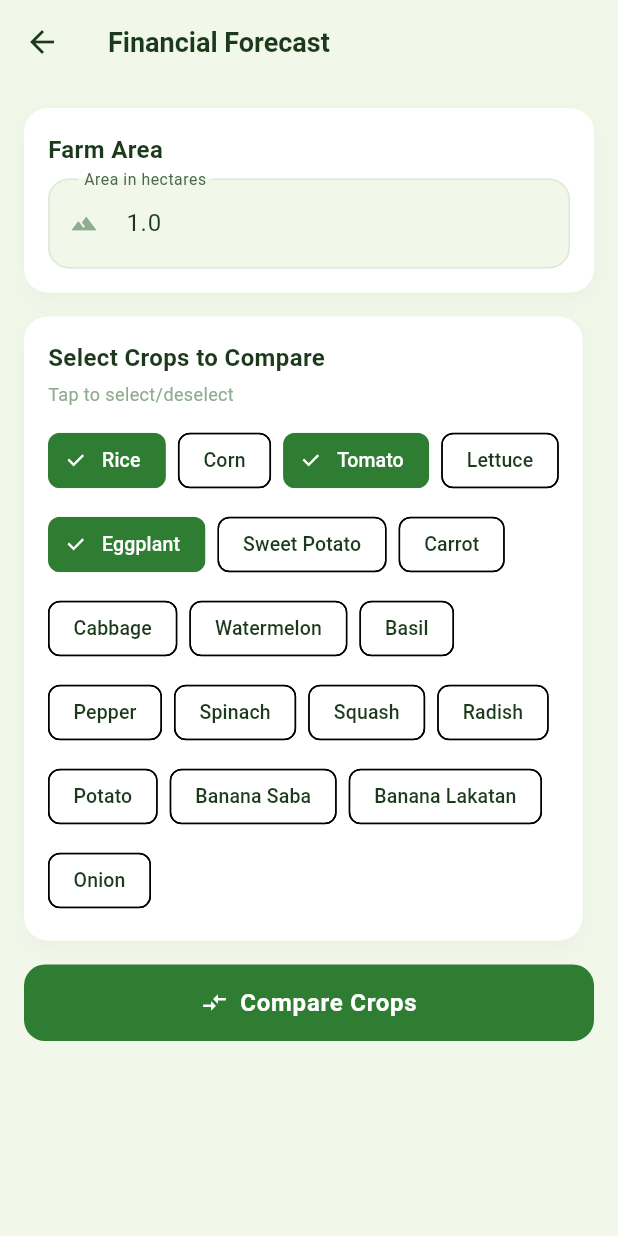
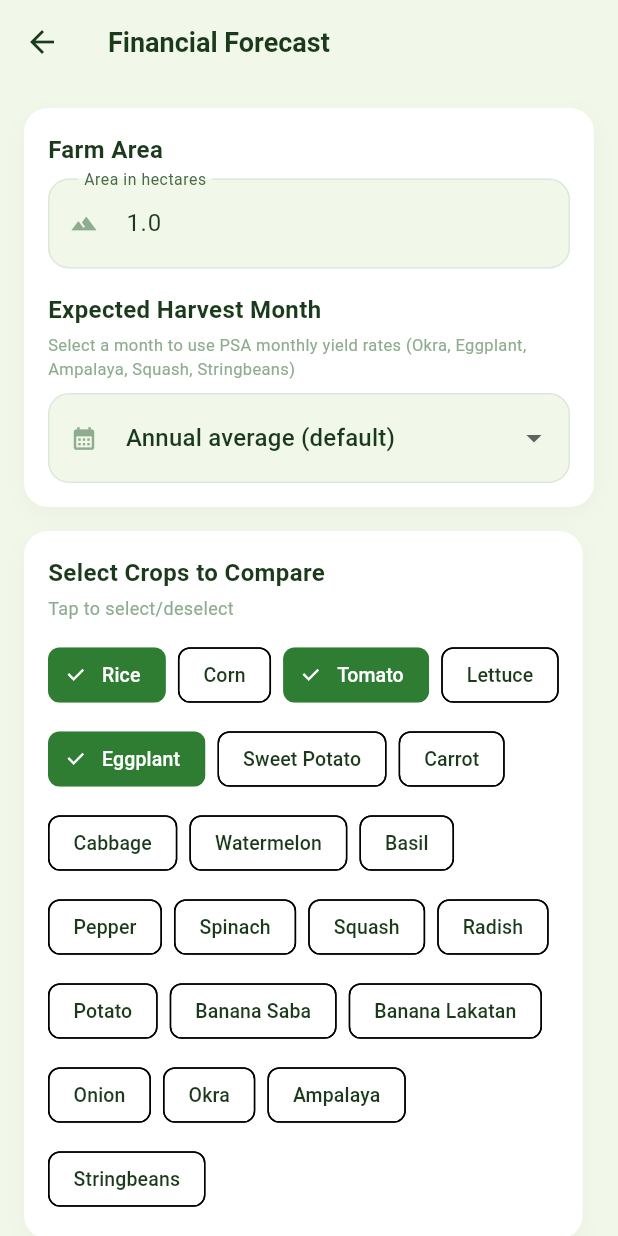
Before and after one commit to kptacsagon/kppractice, a Flutter app: the FinancialForecastScreen screen opened directly, on a phone screen of 412 x 824 dp. Run offline on Flutter 3.47's test engine with Material 3 defaults, Android fonts, the phone set to English and light mode, and no system bars; our stand-ins replace fl_chart, flutter_riverpod, image_picker, supabase_flutter; accounts and stored records are empty.

Commit message:
forecasting

```diff
--- a/smart_sack_farming/lib/screens/features/financial_forecast_screen.dart
+++ b/smart_sack_farming/lib/screens/features/financial_forecast_screen.dart
@@ -26,8 +26,17 @@ class _FinancialForecastScreenState extends State<FinancialForecastScreen> {
     'Carrot', 'Cabbage', 'Watermelon', 'Basil', 'Pepper', 'Spinach',
     // PSA OpenSTAT crops - Iloilo Region
     'Squash', 'Radish', 'Potato', 'Banana Saba', 'Banana Lakatan', 'Onion',
+    // PSA Iloilo crop production data (with monthly yields)
+    'Okra', 'Ampalaya', 'Stringbeans',
   ];
   final _selectedCrops = <String>{'Rice', 'Eggplant', 'Tomato'};
+
+  int? _harvestMonth; // 1-12; null = use annual average yield
+
+  static const _monthNames = [
+    '', 'January', 'February', 'March', 'April', 'May', 'June',
+    'July', 'August', 'September', 'October', 'November', 'December',
+  ];
 
   @override
   void dispose() {
@@ -42,6 +51,7 @@ class _FinancialForecastScreenState extends State<FinancialForecastScreen> {
       _forecasts = await _service.compareCrops(
         cropTypes: _selectedCrops.toList(),
         areaHa: _areaHa,
+        harvestMonth: _harvestMonth,
       );
     } catch (e) {
       if (mounted) {
@@ -63,6 +73,7 @@ class _FinancialForecastScreenState extends State<FinancialForecastScreen> {
       _detailedForecast = await _service.forecastCrop(
         cropType: cropType,
         areaHa: _areaHa,
+        harvestMonth: _harvestMonth,
       );
     } catch (e) {
       if (mounted) {
@@ -156,6 +167,38 @@ class _FinancialForecastScreenState extends State<FinancialForecastScreen> {
               isDense: true,
             ),
             onChanged: (v) => _areaHa = double.tryParse(v) ?? 1.0,
+          ),
+          const SizedBox(height: 16),
+          const Text('Expected Harvest Month',
+              style: TextStyle(
+                  fontSize: 16,
+                  fontWeight: FontWeight.w600,
+                  color: AppTheme.textDark)),
+          const SizedBox(height: 4),
+          const Text(
+            'Select a month to use PSA monthly yield rates (Okra, Eggplant, Ampalaya, Squash, Stringbeans)',
+            style: TextStyle(fontSize: 11, color: AppTheme.textLight),
+          ),
+          const SizedBox(height: 8),
+          DropdownButtonFormField<int?>(
+            value: _harvestMonth,
+            decoration: const InputDecoration(
+              prefixIcon: Icon(Icons.calendar_month),
+              isDense: true,
+            ),
+            items: [
+              const DropdownMenuItem<int?>(
+                value: null,
+                child: Text('Annual average (default)'),
+              ),
+              ...List.generate(12, (i) => i + 1).map((m) =>
+                DropdownMenuItem<int?>(
+                  value: m,
+                  child: Text(_monthNames[m]),
+                ),
+              ),
+            ],
+            onChanged: (val) => setState(() => _harvestMonth = val),
           ),
         ],
       ),
@@ -362,6 +405,22 @@ class _FinancialForecastScreenState extends State<FinancialForecastScreen> {
                   style: const TextStyle(
                       fontSize: 16, fontWeight: FontWeight.w600)),
               const Spacer(),
+              if (f.usedMonthlyYield)
+                Container(
+                  margin: const EdgeInsets.only(right: 6),
+                  padding: const EdgeInsets.symmetric(horizontal: 6, vertical: 2),
+                  decoration: BoxDecoration(
+                    color: AppTheme.success.withAlpha(25),
+                    borderRadius: BorderRadius.circular(6),
+                  ),
+                  child: Text(
+                    '📊 PSA ${_monthNames[f.harvestMonth!]}',
+                    style: const TextStyle(
+                        fontSize: 10,
+                        color: AppTheme.success,
+                        fontWeight: FontWeight.w600),
+                  ),
+                ),
               Text(f.trendEmoji, style: const TextStyle(fontSize: 18)),
             ],
           ),
@@ -380,6 +439,7 @@ class _FinancialForecastScreenState extends State<FinancialForecastScreen> {
             ],
           ),
           const SizedBox(height: 12),
+          _buildMiniRow('Yield', '${f.yieldMtPerHa.toStringAsFixed(2)} MT/ha${f.usedMonthlyYield ? ' (monthly PSA)' : ' (annual avg)'}'),
           _buildMiniRow('Market Price', '₱${f.currentPricePerKg}/kg'),
           _buildMiniRow(
               'Projected Price', '₱${f.projectedPricePerKg.toStringAsFixed(1)}/kg'),
--- a/smart_sack_farming/lib/services/financial_forecast_service.dart
+++ b/smart_sack_farming/lib/services/financial_forecast_service.dart
@@ -1,5 +1,6 @@
 import 'package:supabase_flutter/supabase_flutter.dart';
 import '../models/market_price_model.dart';
+import 'yield_prediction_service.dart';
 
 /// Financial forecasting service that simulates potential profit margins,
 /// compares recommended vs saturated crops, and provides risk assessment.
@@ -231,6 +232,33 @@ class FinancialForecastService {
       'Water/Irrigation': 4000,
       'Equipment Rental': 3000,
     },
+    // Okra (Lady's Finger): PSA Iloilo data — ₱30K-40K/ha
+    'Okra': {
+      'Seeds': 3000,
+      'Fertilizer': 8000,
+      'Pesticides': 5000,
+      'Labor': 12000,      // Frequent harvesting cycles
+      'Water/Irrigation': 3000,
+      'Equipment Rental': 3000,
+    },
+    // Ampalaya (Bitter Melon): PSA Iloilo data — ₱40K-55K/ha
+    'Ampalaya': {
+      'Seeds': 5000,
+      'Fertilizer': 10000,
+      'Pesticides': 5000,
+      'Labor': 15000,      // Includes trellis/stake setup
+      'Water/Irrigation': 4000,
+      'Equipment/Trellis': 5000,
+    },
+    // Stringbeans (Sitaw): PSA Iloilo data — ₱30K-40K/ha
+    'Stringbeans': {
+      'Seeds': 4000,
+      'Fertilizer': 8000,
+      'Pesticides': 4000,
+      'Labor': 12000,      // Includes trellis setup
+      'Water/Irrigation': 3000,
+      'Equipment/Trellis': 4000,
+    },
   };
 
   // Average yield per hectare (kg) — Philippine DA/BAS statistics
@@ -247,10 +275,10 @@ class FinancialForecastService {
     'Root Crops': 12000,   // Sweet potato 10-15 MT/ha
     'Sweet Potato': 12000, // PSA data: 10-15 MT/ha
     'Mango': 8000,         // 6-10 MT/ha (bearing trees)
-    'Eggplant': 25000,     // 20-30 MT/ha
+    'Eggplant': 8481,      // PSA Iloilo actual: 86.93 MT / 10.25 HA = 8.48 MT/ha
     'Tomato': 20000,       // 15-25 MT/ha
     'Onion': 15000,        // 12-18 MT/ha
-    'Squash': 18000,       // 15-20 MT/ha, hardy crop
+    'Squash': 12474,       // PSA Iloilo actual: 97.30 MT / 7.80 HA = 12.47 MT/ha
     'Radish': 15000,       // Fast crop, 12-18 MT/ha
     'Potato': 15000,       // Higher altitude, 12-18 MT/ha
     'Carrot': 20000,       // 15-25 MT/ha
@@ -260,13 +288,20 @@ class FinancialForecastService {
     'Pepper': 15000,       // 10-20 MT/ha
     'Basil': 5000,         // Herb, lower yield
     'Spinach': 12000,      // 10-15 MT/ha
+    // PSA Iloilo crop production data (images)
+    'Okra': 3147,          // PSA Iloilo actual: 29.90 MT / 9.50 HA = 3.15 MT/ha
+    'Ampalaya': 9130,      // PSA Iloilo actual: 52.50 MT / 5.75 HA = 9.13 MT/ha
+    'Stringbeans': 7933,   // PSA Iloilo actual: 49.58 MT / 6.25 HA = 7.93 MT/ha
   };
 
   /// Generate a full financial forecast for a crop.
+  /// [harvestMonth] (1–12): when provided, uses PSA monthly yield rates from
+  /// [YieldPredictionService] instead of the annual average yield.
   Future<CropForecast> forecastCrop({
     required String cropType,
     required double areaHa,
     int? growthDays,
+    int? harvestMonth,
   }) async {
     final prices = await _fetchMarketPrices();
     final price = prices[cropType];
@@ -287,8 +322,18 @@ class FinancialForecastService {
     final totalCost = totalCostPerHa * areaHa;
     final costBreakdown = costMap.map((k, v) => MapEntry(k, v * areaHa));
 
-    // Revenue calculation
-    final yieldPerHa = _avgYieldPerHa[cropType] ?? 5000;
+    // Revenue calculation — use monthly yield rate when harvest month is specified
+    double yieldPerHa = (_avgYieldPerHa[cropType] ?? 5000).toDouble();
+    bool usedMonthlyYield = false;
+    if (harvestMonth != null && harvestMonth >= 1 && harvestMonth <= 12) {
+      final monthlyRateMtHa = YieldPredictionService.getMonthlyYieldMtHa(
+        cropType, DateTime(2026, harvestMonth),
+      );
+      if (monthlyRateMtHa != null && monthlyRateMtHa > 0) {
+        yieldPerHa = monthlyRateMtHa * 1000; // MT/ha → kg/ha
+        usedMonthlyYield = true;
+      }
+    }
     final totalYieldKg = yieldPerHa * areaHa;
     final currentPrice = price?.pricePerKg ?? 30.0;
     final harvestPrice = price?.projectPrice(days) ?? currentPrice;
@@ -307,6 +352,8 @@ class FinancialForecastService {
       currentPricePerKg: currentPrice,
       projectedPricePerKg: harvestPrice,
       priceTrend: price?.trend ?? 'stable',
+      harvestMonth: harvestMonth,
+      usedMonthlyYield: usedMonthlyYield,
       bestCaseRevenue: bestRevenue,
       expectedRevenue: expectedRevenue,
       worstCaseRevenue: worstRevenue,
@@ -330,10 +377,15 @@ class FinancialForecastService {
   Future<List<CropForecast>> compareCrops({
     required List<String> cropTypes,
     required double areaHa,
+    int? harvestMonth,
   }) async {
     final forecasts = <CropForecast>[];
     for (final crop in cropTypes) {
-      final f = await forecastCrop(cropType: crop, areaHa: areaHa);
+      final f = await forecastCrop(
+        cropType: crop,
+        areaHa: areaHa,
+        harvestMonth: harvestMonth,
+      );
       forecasts.add(f);
     }
     // Sort by expected profit descending
@@ -407,6 +459,10 @@ class CropForecast {
   final double currentPricePerKg;
   final double projectedPricePerKg;
   final String priceTrend;
+  /// Set when forecast used a specific harvest month's yield rate.
+  final int? harvestMonth;
+  /// True when [YieldPredictionService] monthly data was used.
+  final bool usedMonthlyYield;
   final double bestCaseRevenue;
   final double expectedRevenue;
   final double worstCaseRevenue;
@@ -427,6 +483,8 @@ class CropForecast {
     required this.currentPricePerKg,
     required this.projectedPricePerKg,
     required this.priceTrend,
+    this.harvestMonth,
+    this.usedMonthlyYield = false,
     required this.bestCaseRevenue,
     required this.expectedRevenue,
     required this.worstCaseRevenue,
@@ -438,6 +496,9 @@ class CropForecast {
     required this.breakEvenPricePerKg,
     required this.roiPercent,
   });
+
+  /// Yield in MT/ha (for display alongside PSA data).
+  double get yieldMtPerHa => areaHa > 0 ? (expectedYieldKg / areaHa / 1000) : 0;
 
   String get profitLabel =>
       expectedProfit >= 0 ? 'Profitable' : 'Loss Expected';
```
